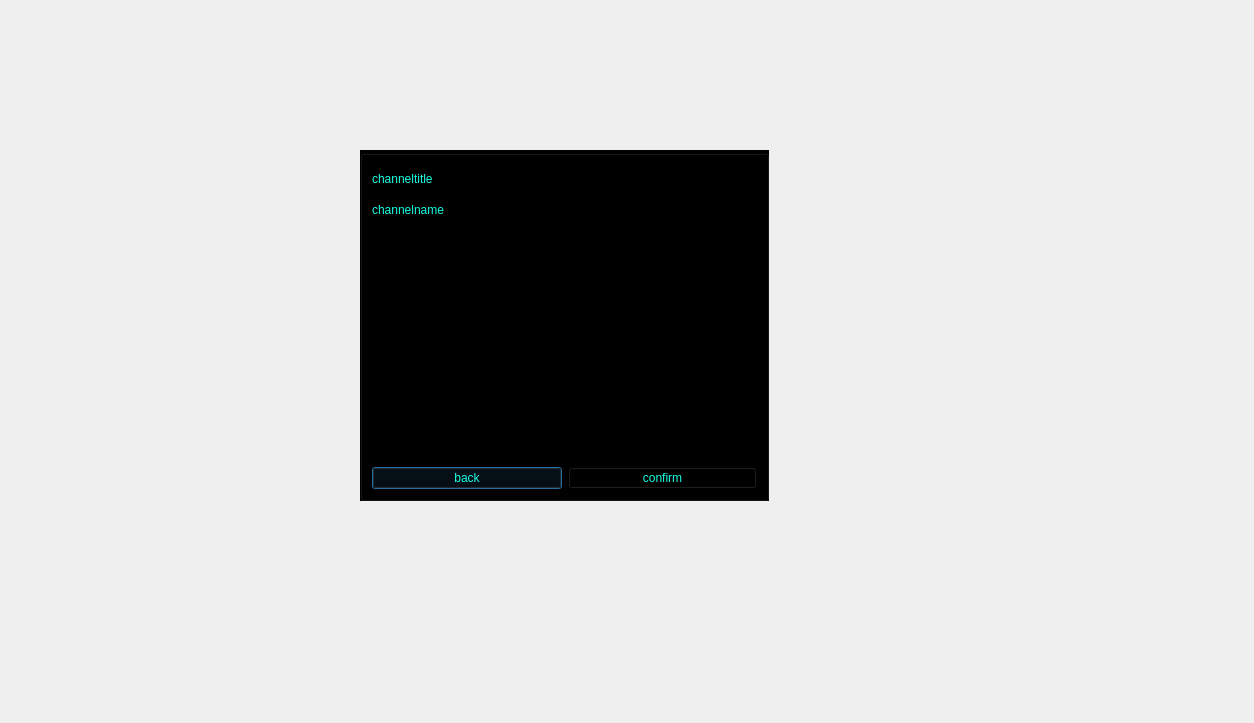
First picture: the form in massenger/createchannel_dialog.ui, repository MahanBeidokhti/AP-Messenger, before the edit.
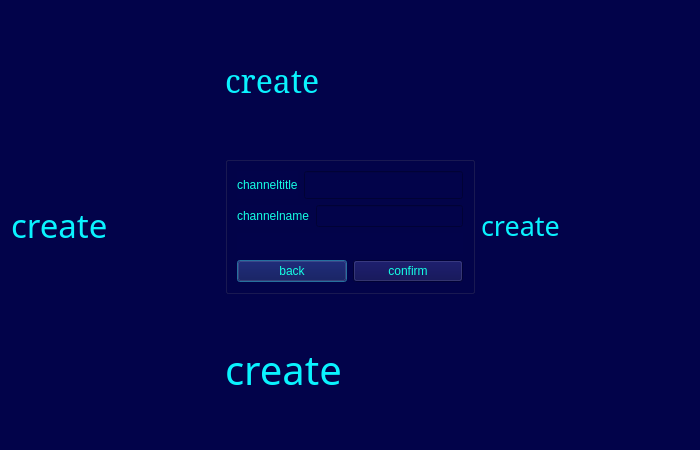
Second picture: the form after the edit. Icons and pictures are not drawn.

The edit to the form file:
```diff
--- a/massenger/createchannel_dialog.ui
+++ b/massenger/createchannel_dialog.ui
@@ -6,28 +6,61 @@
    <rect>
     <x>0</x>
     <y>0</y>
-    <width>1254</width>
-    <height>723</height>
+    <width>700</width>
+    <height>450</height>
    </rect>
   </property>
   <property name="windowTitle">
    <string>Dialog</string>
   </property>
   <property name="styleSheet">
-   <string notr="true">background-image: url(:/Source/@metawalls.jpg);</string>
+   <string notr="true">color: rgb(10, 243, 255);
+background-color: rgb(2, 3, 74);</string>
   </property>
+  <layout class="QGridLayout" name="gridLayout">
+   <item row="0" column="0" rowspan="3">
+    <widget class="QLabel" name="label_4">
+     <property name="font">
+      <font>
+       <family>Viner Hand ITC</family>
+       <pointsize>25</pointsize>
+      </font>
+     </property>
+     <property name="text">
+      <string>create</string>
+     </property>
+    </widget>
+   </item>
+   <item row="0" column="1">
+    <widget class="QLabel" name="label_5">
+     <property name="font">
+      <font>
+       <family>MS Serif</family>
+       <pointsize>24</pointsize>
+      </font>
+     </property>
+     <property name="text">
+      <string>create</string>
+     </property>
+    </widget>
+   </item>
+   <item row="0" column="2" rowspan="3">
+    <widget class="QLabel" name="label_6">
+     <property name="font">
+      <font>
+       <family>Perpetua Titling MT</family>
+       <pointsize>20</pointsize>
+      </font>
+     </property>
+     <property name="text">
+      <string>create</string>
+     </property>
+    </widget>
+   </item>
+   <item row="1" column="1">
   <widget class="QGroupBox" name="groupinformation_groupBox">
-   <property name="geometry">
-    <rect>
-     <x>360</x>
-     <y>150</y>
-     <width>409</width>
-     <height>351</height>
-    </rect>
-   </property>
    <property name="styleSheet">
-    <string notr="true">background-color: rgb(0, 0, 0);
-color: rgb(21, 255, 228);</string>
+      <string notr="true">color: rgb(21, 255, 228);</string>
    </property>
    <property name="title">
     <string/>
@@ -88,9 +121,16 @@
      <widget class="QLabel" name="error_label">
       <property name="font">
        <font>
-        <pointsize>12</pointsize>
-       </font>
-      </property>
+          <family>Segoe UI</family>
+          <pointsize>9</pointsize>
+          <italic>false</italic>
+          <bold>true</bold>
+         </font>
+        </property>
+        <property name="styleSheet">
+         <string notr="true">font: 700 9pt &quot;Segoe UI&quot;;
+color: rgb(255, 18, 10);</string>
+        </property>
       <property name="text">
        <string/>
       </property>
@@ -101,6 +141,21 @@
     </item>
    </layout>
   </widget>
+   </item>
+   <item row="2" column="1">
+    <widget class="QLabel" name="label_3">
+     <property name="font">
+      <font>
+       <family>Rockwell Condensed</family>
+       <pointsize>30</pointsize>
+      </font>
+     </property>
+     <property name="text">
+      <string>create</string>
+     </property>
+    </widget>
+   </item>
+  </layout>
  </widget>
  <resources/>
  <connections/>
```
Left out of the diff: 3 changed lines with no effect on the pictures. Lines whose indentation alone changed are shown as unchanged.
